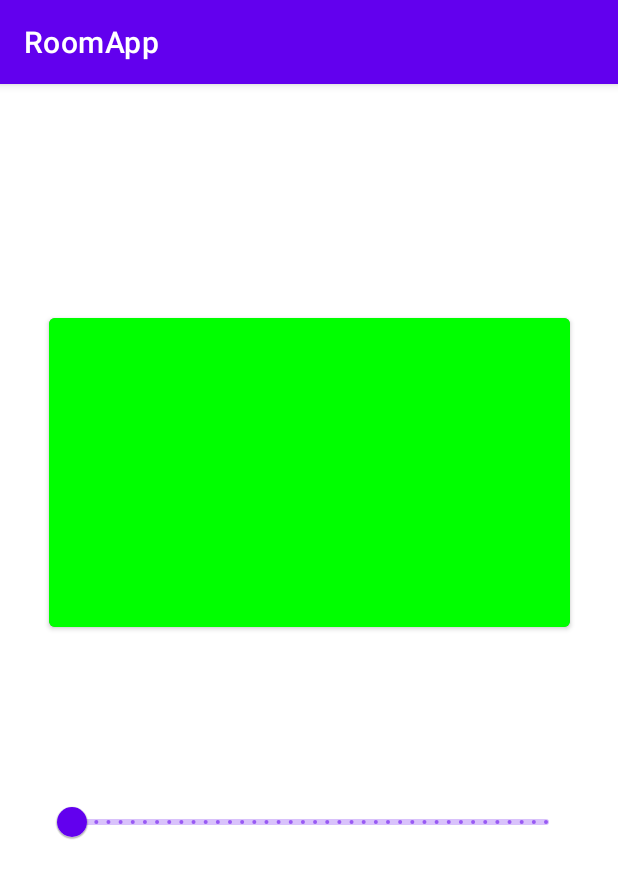
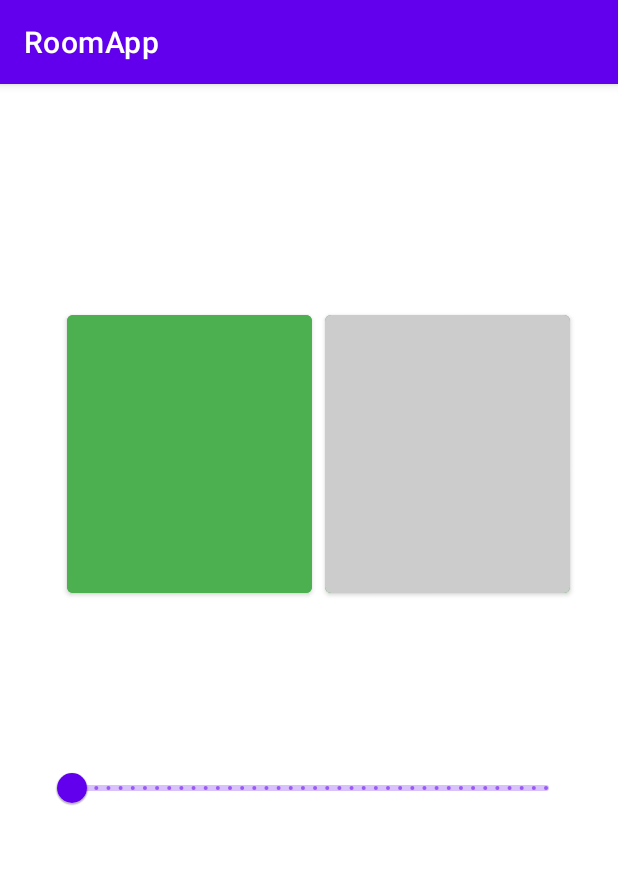
Before and after one commit to speranzaaa/SmartRoom, an Android app: the ControllerActivity screen opened directly, with no data from a screen before it, on a phone screen of 412 x 824 dp. Shown: the top 878 px of the screen. Run offline under Robolectric (Android 15) with nearby library versions, the phone set to English and light mode, and no system bars; 11 statements that could not run were skipped.

Commit message:
add on/off buttons in roomApp

```diff
--- a/RoomApp/app/src/main/java/com/example/roomapp/ControllerActivity.java
+++ b/RoomApp/app/src/main/java/com/example/roomapp/ControllerActivity.java
@@ -26,7 +26,8 @@ import java.nio.charset.StandardCharsets;
 public class ControllerActivity extends AppCompatActivity {
 
     private OutputStream bluetoothOutputStream;
-    private Button remoteButton;
+    private Button onButton;
+    private Button offButton;
     private Slider slider;
     private boolean ledState;
     private BluetoothClientConnectionThread connectionThread;
@@ -36,15 +37,18 @@ public class ControllerActivity extends AppCompatActivity {
     protected void onCreate(final Bundle savedInstanceState) {
         super.onCreate(savedInstanceState);
         setContentView(R.layout.activity_controller);
-        ledState = true;
         initUI();
     }
 
     private void initUI() {
-        remoteButton = findViewById(R.id.remotebutton);
-        remoteButton.setBackgroundColor(Color.LTGRAY);
-        remoteButton.setEnabled(false);
-        remoteButton.setOnClickListener((v) -> sendLightMessage());
+        onButton = findViewById(R.id.onButton);
+        offButton = findViewById(R.id.offButton);
+        onButton.setBackgroundColor(Color.LTGRAY);
+        offButton.setBackgroundColor(Color.LTGRAY);
+        onButton.setEnabled(true);
+        onButton.setEnabled(true);
+        onButton.setOnClickListener((v) -> sendLightMessage(true));
+        offButton.setOnClickListener((v) -> sendLightMessage(false));
         slider = findViewById(R.id.discreteSlider);
         slider.setEnabled(false);
         slider.addOnSliderTouchListener(new Slider.OnSliderTouchListener() {
@@ -70,14 +74,12 @@ public class ControllerActivity extends AppCompatActivity {
         });
     }
 
-    private void sendLightMessage() {
+    private void sendLightMessage(boolean ledState) {
         new Thread(() -> {
             try {
                 String message = "{\"Lights\":" + ledState + "}\n";
                 Log.e(C.TAG, message);
                 bluetoothOutputStream.write(message.getBytes(StandardCharsets.UTF_8));
-                ledState = !ledState;
-                runOnUiThread(() -> remoteButton.setBackgroundColor(ledState? Color.GREEN : Color.RED));
             } catch (IOException e) {
                 e.printStackTrace();
             }
--- a/RoomApp/app/src/main/res/layout/activity_controller.xml
+++ b/RoomApp/app/src/main/res/layout/activity_controller.xml
@@ -7,19 +7,32 @@
     tools:context=".ControllerActivity">
 
     <Button
-        android:id="@+id/remotebutton"
-        android:layout_width="347dp"
-        android:layout_height="218dp"
+        android:id="@+id/offButton"
+        android:layout_width="163dp"
+        android:layout_height="197dp"
         android:layout_marginStart="32dp"
-        android:layout_marginTop="150dp"
+        android:layout_marginTop="148dp"
         android:layout_marginEnd="32dp"
-        android:layout_marginBottom="257dp"
         android:backgroundTint="#4CAF50"
         app:iconTint="#4CAF50"
         app:layout_constraintEnd_toEndOf="parent"
+        app:layout_constraintHorizontal_bias="1.0"
         app:layout_constraintStart_toStartOf="parent"
-        app:layout_constraintTop_toTopOf="parent"
-        app:layout_constraintVertical_bias="0.0" />
+        app:layout_constraintTop_toTopOf="parent" />
+
+    <Button
+        android:id="@+id/onbutton"
+        android:layout_width="163dp"
+        android:layout_height="197dp"
+        android:layout_marginStart="32dp"
+        android:layout_marginTop="148dp"
+        android:layout_marginEnd="32dp"
+        android:backgroundTint="#4CAF50"
+        app:iconTint="#4CAF50"
+        app:layout_constraintEnd_toEndOf="parent"
+        app:layout_constraintHorizontal_bias="0.07"
+        app:layout_constraintStart_toStartOf="parent"
+        app:layout_constraintTop_toTopOf="parent" />
 
     <com.google.android.material.slider.Slider
         android:id="@+id/discreteSlider"
@@ -34,7 +47,7 @@
         android:valueTo="100.0"
         tools:layout_editor_absoluteX="0dp"
         tools:layout_editor_absoluteY="552dp"
-        app:layout_constraintTop_toBottomOf="@+id/remotebutton"
+        app:layout_constraintTop_toBottomOf="@+id/onbutton"
         app:layout_constraintLeft_toLeftOf="parent"
         app:layout_constraintRight_toRightOf="parent" />
 
--- a/RoomApp/app/src/main/res/layout/activity_led_switch.xml
+++ b/RoomApp/app/src/main/res/layout/activity_led_switch.xml
@@ -7,7 +7,7 @@
     tools:context=".LedSwitchActivity">
 
     <Button
-        android:id="@+id/remotebutton"
+        android:id="@+id/onbutton"
         android:layout_width="347dp"
         android:layout_height="218dp"
         android:layout_marginStart="32dp"
```
